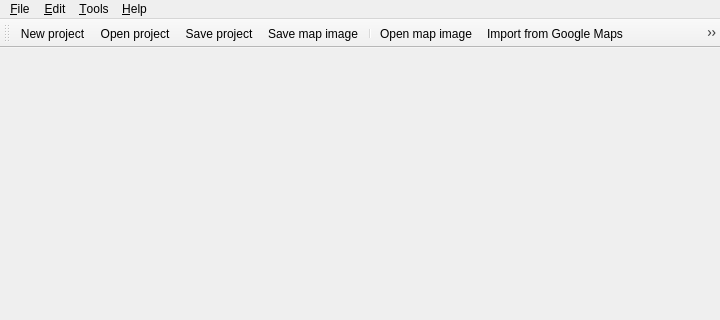
The window that src/routegen.ui (michjans/routegen) describes before a commit, drawn with Qt 5; both pictures show x 0 to 720 and y 0 to 320 of the 720 by 520 pixel window.
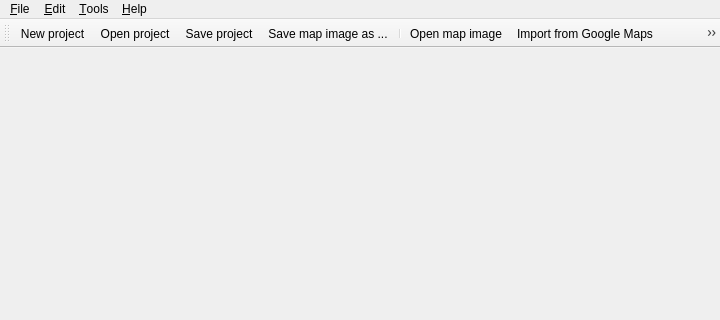
The same window after the commit. Icons and pictures are not drawn.

```diff
--- a/src/routegen.ui
+++ b/src/routegen.ui
@@ -164,10 +164,10 @@
      <normaloff>:/icons/icons/map_pencil_save.svg</normaloff>:/icons/icons/map_pencil_save.svg</iconset>
    </property>
    <property name="text">
-    <string>&amp;Save map image</string>
+    <string>&amp;Save map image as ...</string>
    </property>
    <property name="iconText">
-    <string>Save map image</string>
+    <string>Save map image as ...</string>
    </property>
    <property name="toolTip">
     <string>Save the currently displayed map with route as image</string>
```
Left out of the diff: 2 changed lines with no effect on the pictures.
